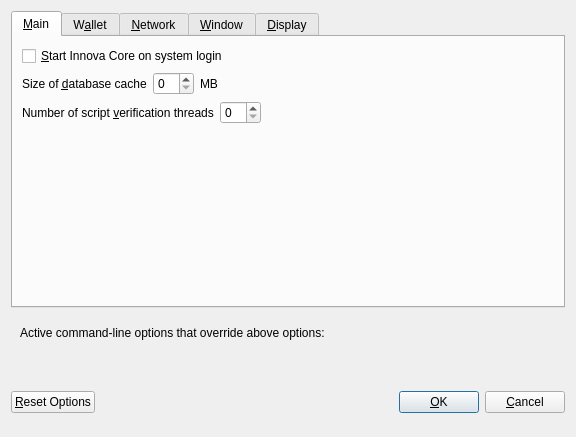
First picture: the form in src/qt/forms/optionsdialog.ui, repository vladlenomg/potatocoin, before the edit.
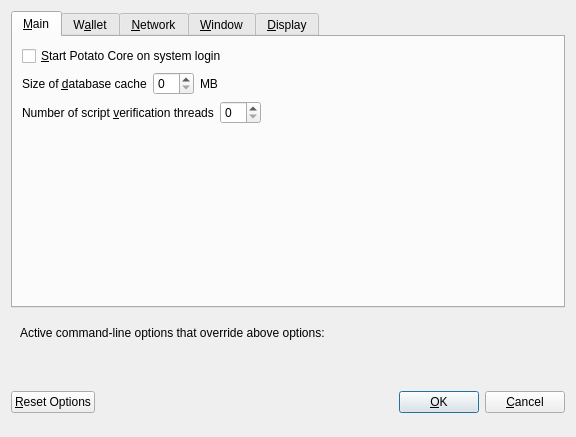
Second picture: the form after the edit. Custom widgets are drawn as their Qt base class.

Commit message: rename innova to potatocoin

Diff of the .ui file:
```diff
--- a/src/qt/forms/optionsdialog.ui
+++ b/src/qt/forms/optionsdialog.ui
@@ -33,7 +33,7 @@
           <string>Automatically start Innova Core after logging in to the system.</string>
          </property>
          <property name="text">
-          <string>&amp;Start Innova Core on system login</string>
+          <string>&amp;Start Potato Core on system login</string>
          </property>
         </widget>
        </item>
```
Left out of the diff: 14 changed lines with no effect on the pictures. The commit also changes 467 other files.
